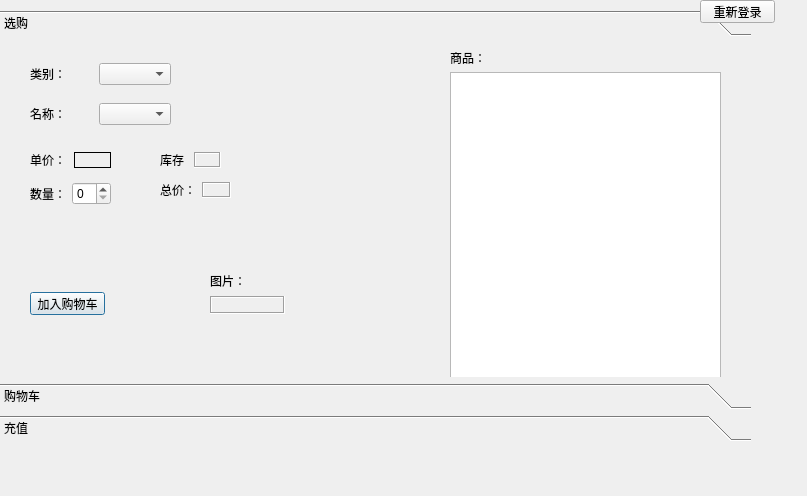
The window that myclient.ui (XMeleny/DB) describes before a commit, drawn with Qt 5.
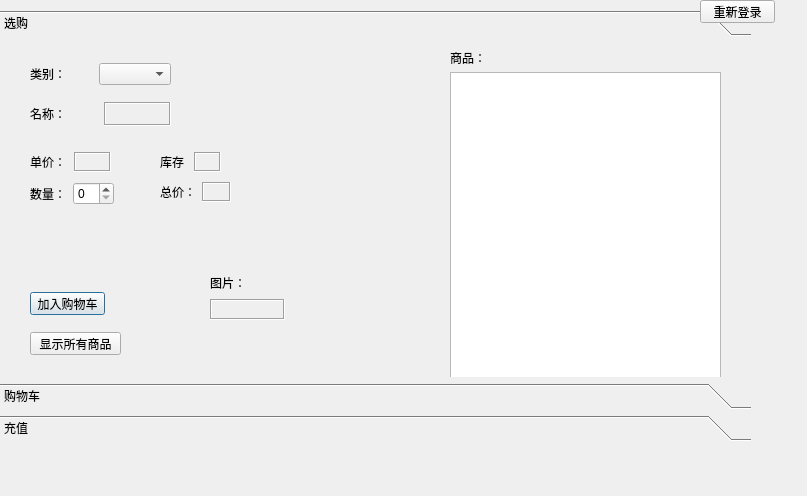
The same window after the commit.

The edit to the form file:
```diff
--- a/myclient.ui
+++ b/myclient.ui
@@ -31,7 +31,7 @@
       <x>0</x>
       <y>0</y>
       <width>751</width>
-      <height>368</height>
+      <height>353</height>
      </rect>
     </property>
     <attribute name="label">
@@ -135,7 +135,17 @@
        </widget>
       </item>
       <item>
-       <widget class="QComboBox" name="name"/>
+       <widget class="QLabel" name="name">
+        <property name="frameShape">
+         <enum>QFrame::Box</enum>
+        </property>
+        <property name="frameShadow">
+         <enum>QFrame::Sunken</enum>
+        </property>
+        <property name="text">
+         <string/>
+        </property>
+       </widget>
       </item>
      </layout>
     </widget>
@@ -145,7 +155,7 @@
        <x>30</x>
        <y>110</y>
        <width>81</width>
-       <height>16</height>
+       <height>20</height>
       </rect>
      </property>
      <layout class="QHBoxLayout" name="horizontalLayout_3">
@@ -161,6 +171,9 @@
         <property name="frameShape">
          <enum>QFrame::Box</enum>
         </property>
+        <property name="frameShadow">
+         <enum>QFrame::Sunken</enum>
+        </property>
         <property name="text">
          <string/>
         </property>
@@ -174,7 +187,7 @@
        <x>160</x>
        <y>110</y>
        <width>61</width>
-       <height>16</height>
+       <height>20</height>
       </rect>
      </property>
      <layout class="QHBoxLayout" name="horizontalLayout_4">
@@ -205,7 +218,7 @@
       <rect>
        <x>30</x>
        <y>140</y>
-       <width>81</width>
+       <width>84</width>
        <height>23</height>
       </rect>
      </property>
@@ -228,7 +241,7 @@
        <x>160</x>
        <y>140</y>
        <width>71</width>
-       <height>16</height>
+       <height>20</height>
       </rect>
      </property>
      <layout class="QHBoxLayout" name="horizontalLayout_6">
@@ -260,7 +273,7 @@
        <x>210</x>
        <y>230</y>
        <width>75</width>
-       <height>42</height>
+       <height>48</height>
       </rect>
      </property>
      <layout class="QVBoxLayout" name="verticalLayout">
@@ -306,6 +319,19 @@
       </item>
      </layout>
     </widget>
+    <widget class="QPushButton" name="pushButton">
+     <property name="geometry">
+      <rect>
+       <x>30</x>
+       <y>290</y>
+       <width>91</width>
+       <height>23</height>
+      </rect>
+     </property>
+     <property name="text">
+      <string>显示所有商品</string>
+     </property>
+    </widget>
    </widget>
    <widget class="QWidget" name="toolBoxPage2">
     <property name="geometry">
```
Left out of the diff: 4 changed lines with no effect on the pictures.
